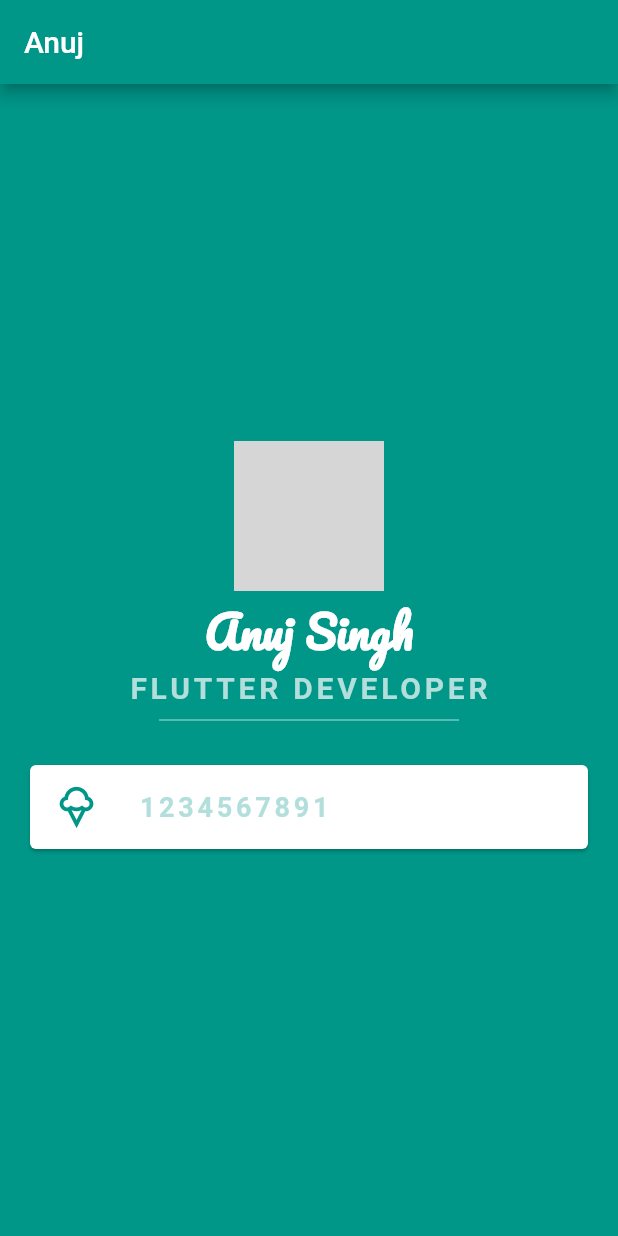
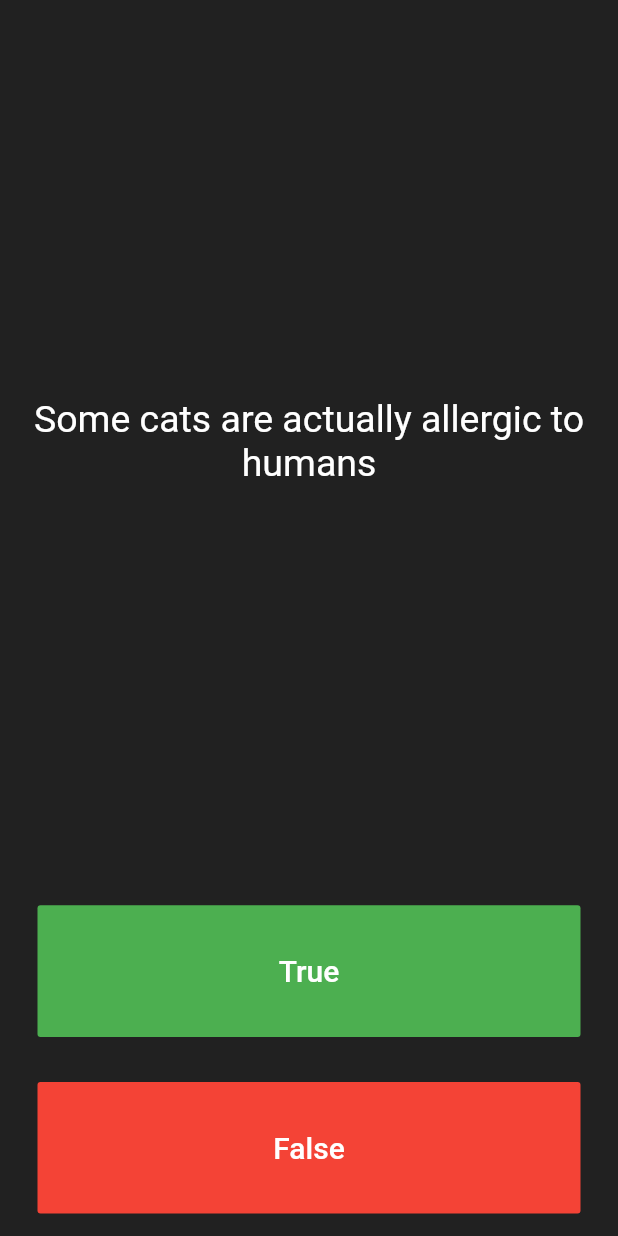
Before and after one commit to anuj1317/Flutter_Bootcamp, a Flutter app: the screen it shows after launch, on a phone screen of 412 x 824 dp. Run offline on Flutter 3.47's test engine with Material 2 defaults, Android fonts, the phone set to English and light mode, and no system bars; our stand-ins replace rflutter_alert; grey boxes are pictures that could not be loaded.

Commit message:
Added Quiz Section

```diff
--- a/lib/main.dart
+++ b/lib/main.dart
@@ -1,73 +1,136 @@
 import 'package:flutter/material.dart';
-import 'package:flutter/widgets.dart';
+//TODO: Step 2 - Import the rFlutter_Alert package here.
+import 'package:rflutter_alert/rflutter_alert.dart';
+import 'quiz_brain.dart';
 
-void main() {
-  runApp(const MaterialApp(home: myapp()));
-}
+QuizBrain quizBrain = QuizBrain();
 
-class myapp extends StatelessWidget {
-  const myapp({Key? key}) : super(key: key);
+void main() => runApp(Quizzler());
+
+class Quizzler extends StatelessWidget {
+  const Quizzler({Key? key}) : super(key: key);
 
   @override
   Widget build(BuildContext context) {
-    return Scaffold(
-        backgroundColor: Colors.teal,
-        appBar: AppBar(
-          backgroundColor: Colors.teal,
-          title: const Text("Anuj"),
+    return MaterialApp(
+      home: Scaffold(
+        backgroundColor: Colors.grey.shade900,
+        body: SafeArea(
+          child: Padding(
+            padding: EdgeInsets.symmetric(horizontal: 10.0),
+            child: QuizPage(),
+          ),
         ),
-        body: Column(
-          crossAxisAlignment: CrossAxisAlignment.center,
-          mainAxisAlignment: MainAxisAlignment.center,
-          children: <Widget>[
-            const CircleAvatar(
-              radius: 50,
-              backgroundImage: NetworkImage(
-                  "https://www.cleverfiles.com/howto/wp-content/uploads/2018/03/minion.jpg"),
-            ),
-            const Text(
-              "Anuj Singh",
-              style: TextStyle(
-                  fontFamily: 'Pacifico',
-                  fontSize: 30,
+      ),
+    );
+  }
+}
+
+class QuizPage extends StatefulWidget {
+  @override
+  _QuizPageState createState() => _QuizPageState();
+}
+
+class _QuizPageState extends State<QuizPage> {
+  List<Icon> scoreKeeper = [];
+
+  void checkAnswer(bool userPickedAnswer) {
+    bool correctAnswer = quizBrain.getCorrectAnswer();
+
+    setState(() {
+      //On the next line, you can also use if (quizBrain.isFinished()) {}, it does the same thing.
+      if (quizBrain.isFinished() == true) {
+        Alert(
+          context: context,
+          title: 'Finished!',
+          desc: 'You\'ve reached the end of the quiz.',
+        ).show();
+
+        quizBrain.reset();
+
+        scoreKeeper = [];
+      } else {
+        if (userPickedAnswer == correctAnswer) {
+          scoreKeeper.add(Icon(
+            Icons.check,
+            color: Colors.green,
+          ));
+        } else {
+          scoreKeeper.add(Icon(
+            Icons.close,
+            color: Colors.red,
+          ));
+        }
+        quizBrain.nextQuestion();
+      }
+    });
+  }
+
+  @override
+  Widget build(BuildContext context) {
+    return Column(
+      mainAxisAlignment: MainAxisAlignment.spaceBetween,
+      crossAxisAlignment: CrossAxisAlignment.stretch,
+      children: <Widget>[
+        Expanded(
+          flex: 5,
+          child: Padding(
+            padding: EdgeInsets.all(10.0),
+            child: Center(
+              child: Text(
+                quizBrain.getQuestionText(),
+                textAlign: TextAlign.center,
+                style: TextStyle(
+                  fontSize: 25.0,
                   color: Colors.white,
-                  fontWeight: FontWeight.bold),
-            ),
-            Text(
-              "FLUTTER DEVELOPER",
-              style: TextStyle(
-                  fontSize: 20,
-                  letterSpacing: 2.5,
-                  color: Colors.teal.shade100,
-                  fontWeight: FontWeight.bold),
-            ),
-            SizedBox(
-              height: 20,
-              width: 200,
-              child: Divider(
-                color: Colors.teal.shade100,
+                ),
               ),
             ),
-            Card(
-              margin: const EdgeInsets.symmetric(horizontal: 20, vertical: 20),
-              color: Colors.white,
-              child: ListTile(
-                leading: const Icon(
-                  Icons.icecream_outlined,
-                  size: 30,
-                  color: Colors.teal,
-                ),
-                title: Text(
-                  "1234567891",
-                  style: TextStyle(
-                      fontSize: 18,
-                      letterSpacing: 2.5,
-                      color: Colors.teal.shade100,
-                      fontWeight: FontWeight.bold),
+          ),
+        ),
+        Expanded(
+          child: Padding(
+            padding: EdgeInsets.all(15.0),
+            child: FlatButton(
+              textColor: Colors.white,
+              color: Colors.green,
+              child: Text(
+                'True',
+                style: TextStyle(
+                  color: Colors.white,
+                  fontSize: 20.0,
                 ),
               ),
-            )
-          ],
-        ));
+              onPressed: () {
+                //The user picked true.
+                checkAnswer(true);
+              },
+            ),
+          ),
+        ),
+        Expanded(
+          child: Padding(
+            padding: EdgeInsets.all(15.0),
+            child: FlatButton(
+              color: Colors.red,
+              child: Text(
+                'False',
+                style: TextStyle(
+                  fontSize: 20.0,
+                  color: Colors.white,
+                ),
+              ),
+              onPressed: () {
+                //The user picked false.
+                checkAnswer(false);
+              },
+            ),
+          ),
+        ),
+        Row(
+          children: scoreKeeper,
+        )
+      ],
+    );
   }
 }
--- /dev/null
+++ b/lib/quiz_brain.dart
@@ -0,0 +1,60 @@
+import 'question.dart';
+
+class QuizBrain {
+  int _questionNumber = 0;
+
+  final List<Question> _questionBank = [
+    Question('Some cats are actually allergic to humans', true),
+    Question('You can lead a cow down stairs but not up stairs.', false),
+    Question('Approximately one quarter of human bones are in the feet.', true),
+    Question('A slug\'s blood is green.', true),
+    Question('Buzz Aldrin\'s mother\'s maiden name was \"Moon\".', true),
+    Question('It is illegal to pee in the Ocean in Portugal.', true),
+    Question(
+        'No piece of square dry paper can be folded in half more than 7 times.',
+        false),
+    Question(
+        'In London, UK, if you happen to die in the House of Parliament, you are technically entitled to a state funeral, because the building is considered too sacred a place.',
+        true),
+    Question(
+        'The loudest sound produced by any animal is 188 decibels. That animal is the African Elephant.',
+        false),
+    Question(
+        'The total surface area of two human lungs is approximately 70 square metres.',
+        true),
+    Question('Google was originally called \"Backrub\".', true),
+    Question(
+        'Chocolate affects a dog\'s heart and nervous system; a few ounces are enough to kill a small dog.',
+        true),
+    Question(
+        'In West Virginia, USA, if you accidentally hit an animal with your car, you are free to take it home to eat.',
+        true),
+  ];
+
+  void nextQuestion() {
+    if (_questionNumber < _questionBank.length - 1) {
+      _questionNumber++;
+    }
+  }
+
+  String getQuestionText() {
+    return _questionBank[_questionNumber].questionText;
+  }
+
+  bool getCorrectAnswer() {
+    return _questionBank[_questionNumber].questionAnswer;
+  }
+
+  bool isFinished() {
+    if (_questionNumber >= _questionBank.length - 1) {
+      print('Now returning true');
+      return true;
+    } else {
+      return false;
+    }
+  }
+
+  void reset() {
+    _questionNumber = 0;
+  }
+}
--- a/pubspec.yaml
+++ b/pubspec.yaml
@@ -34,6 +34,7 @@
   # The following adds the Cupertino Icons font to your application.
   # Use with the CupertinoIcons class for iOS style icons.
   cupertino_icons: ^1.0.2
+  rflutter_alert: ^1.0.2
 
 dev_dependencies:
   flutter_test:
```
Also changed, not shown: lib/question.dart (added, +9 -0 lines), pubspec.lock, 1 other file.
